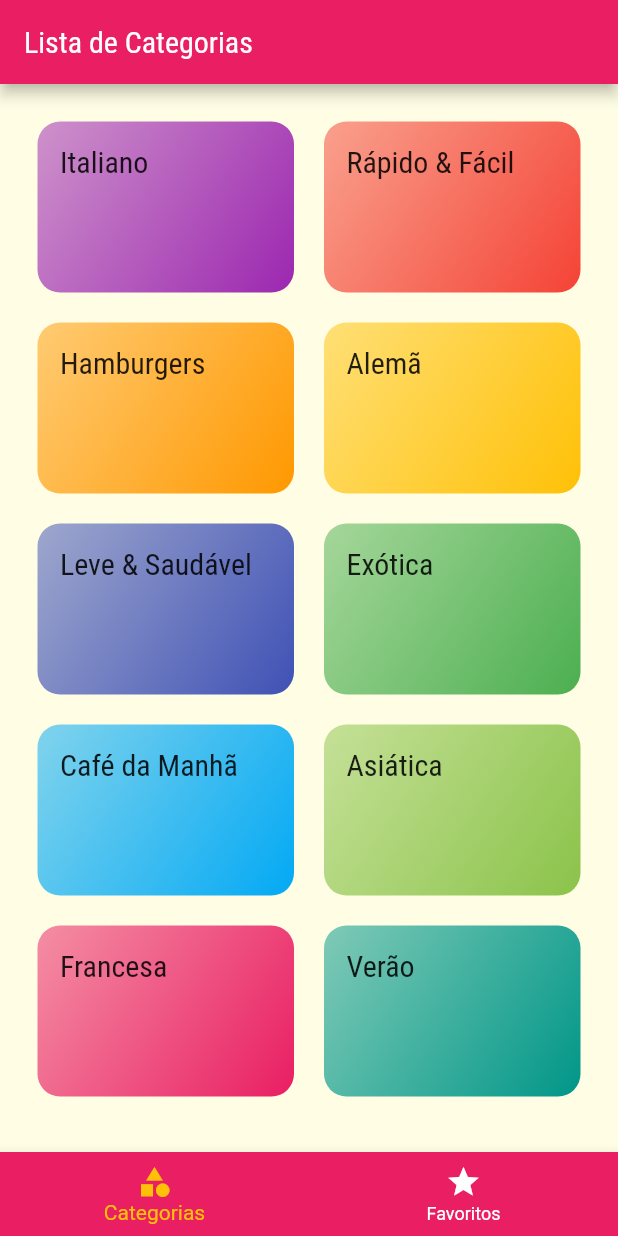
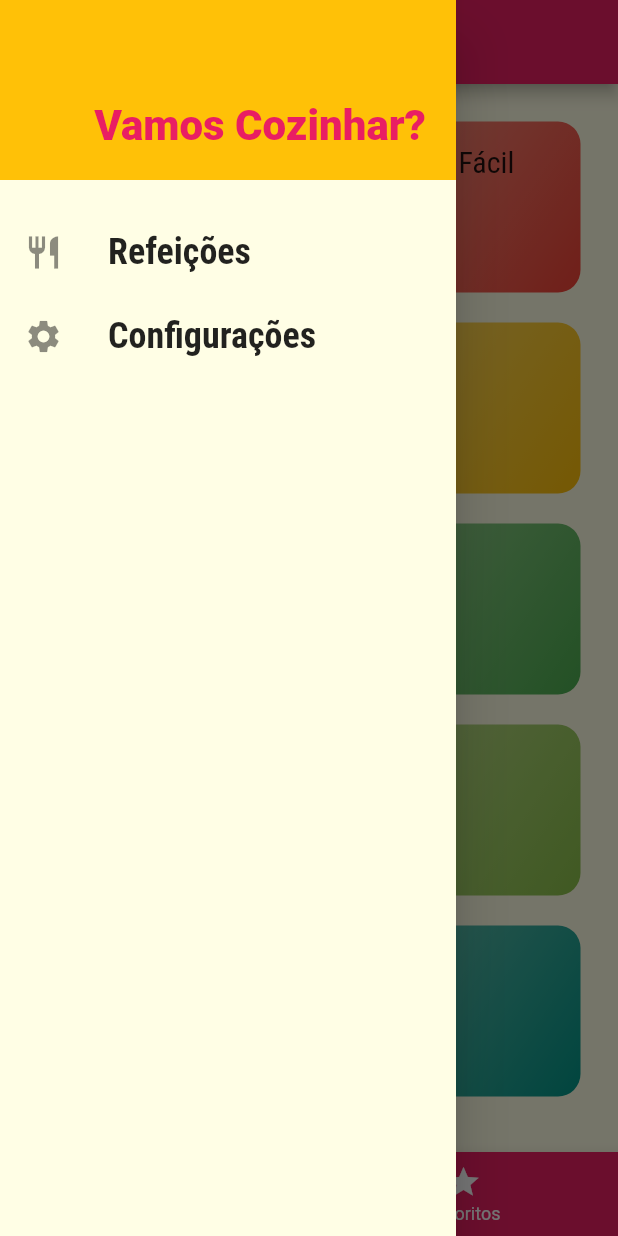
Before and after one commit to lucastome/meals, a Flutter app: the screen it shows after launch, with the side drawer open (before the commit the screen has no drawer), on a phone screen of 412 x 824 dp. Run offline on Flutter 3.47's test engine with Material 2 defaults, Android fonts, the phone set to English and light mode, and no system bars.

Commit message:
Creation of the menu drawer and settings screen

```diff
--- /dev/null
+++ b/lib/components/main_drawer.dart
@@ -0,0 +1,61 @@
+import 'package:flutter/material.dart';
+import 'package:meals/utils/app_routes.dart';
+
+class MainDrawer extends StatelessWidget {
+  const MainDrawer({super.key});
+
+  Widget _createItem(IconData icon, String label, Function() onTap) {
+    return ListTile(
+      leading: Icon(
+        icon,
+        size: 26,
+      ),
+      title: Text(
+        label,
+        style: const TextStyle(
+          fontFamily: 'RobotoCondensed',
+          fontSize: 24,
+          fontWeight: FontWeight.bold,
+        ),
+      ),
+      onTap: onTap,
+    );
+  }
+
+  @override
+  Widget build(BuildContext context) {
+    return Drawer(
+      child: Column(
+        children: [
+          Container(
+            height: 120,
+            width: double.infinity,
+            padding: const EdgeInsets.all(20),
+            color: Theme.of(context).colorScheme.secondary,
+            alignment: Alignment.bottomRight,
+            child: Text(
+              'Vamos Cozinhar?',
+              style: TextStyle(
+                fontWeight: FontWeight.w900,
+                fontSize: 28,
+                color: Theme.of(context).colorScheme.primary,
+              ),
+            ),
+          ),
+          const SizedBox(height: 20),
+          _createItem(
+            Icons.restaurant,
+            'Refeições',
+            () => Navigator.of(context).pushReplacementNamed(AppRoutes.HOME),
+          ),
+          _createItem(
+            Icons.settings,
+            'Configurações',
+            () =>
+                Navigator.of(context).pushReplacementNamed(AppRoutes.SETTINGS),
+          ),
+        ],
+      ),
+    );
+  }
+}
--- a/lib/main.dart
+++ b/lib/main.dart
@@ -1,9 +1,9 @@
 import 'package:flutter/material.dart';
 import 'package:meals/screens/categories_meals_screen.dart';
 import 'package:meals/screens/meal_detail_screen.dart';
+import 'package:meals/screens/settings_screen.dart';
 import 'package:meals/screens/tabs_screen.dart';
 import 'package:meals/utils/app_routes.dart';
-import 'screens/categories_screen.dart';
 
 void main() {
   runApp(const MyApp());
@@ -33,7 +33,8 @@ class MyApp extends StatelessWidget {
       routes: {
         AppRoutes.HOME: (ctx) => const TabsScreen(),
         AppRoutes.CATEGORIES_MEALS: (ctx) => const CategoriesMealsScreen(),
-        AppRoutes.MEAL_DETAIL: (ctx) => const MealDetailScreen()
+        AppRoutes.MEAL_DETAIL: (ctx) => const MealDetailScreen(),
+        AppRoutes.SETTINGS: (ctx) => const SettingsScreen()
       },
     );
   }
--- a/lib/screens/categories_meals_screen.dart
+++ b/lib/screens/categories_meals_screen.dart
@@ -1,7 +1,7 @@
 import 'package:flutter/material.dart';
 import 'package:meals/data/dummy_data.dart';
 import 'package:meals/models/category.dart';
-import 'package:meals/models/meal_item.dart';
+import 'package:meals/components/meal_item.dart';
 
 class CategoriesMealsScreen extends StatelessWidget {
   const CategoriesMealsScreen({super.key});
--- /dev/null
+++ b/lib/screens/settings_screen.dart
@@ -0,0 +1,15 @@
+import 'package:flutter/material.dart';
+import 'package:meals/components/main_drawer.dart';
+
+class SettingsScreen extends StatelessWidget {
+  const SettingsScreen({super.key});
+
+  @override
+  Widget build(BuildContext context) {
+    return Scaffold(
+      appBar: AppBar(title: const Text('Configurações')),
+      drawer: const MainDrawer(),
+      body: const Center(child: Text('Configurações')),
+    );
+  }
+}
--- a/lib/screens/tabs_screen.dart
+++ b/lib/screens/tabs_screen.dart
@@ -1,4 +1,5 @@
 import 'package:flutter/material.dart';
+import 'package:meals/components/main_drawer.dart';
 import 'package:meals/screens/categories_screen.dart';
 import 'package:meals/screens/favorite_screen.dart';
 
@@ -28,6 +29,7 @@ class _TabsScreenState extends State<TabsScreen> {
       appBar: AppBar(
         title: Text(_screens[_selectedScreenIndex]['title'] as String),
       ),
+      drawer: const MainDrawer(),
       body: _screens[_selectedScreenIndex]['screen'] as Widget,
       bottomNavigationBar: BottomNavigationBar(
         onTap: _selectScreen,
--- a/lib/utils/app_routes.dart
+++ b/lib/utils/app_routes.dart
@@ -2,4 +2,5 @@ class AppRoutes {
   static const HOME = '/';
   static const CATEGORIES_MEALS = '/categories-meals';
   static const MEAL_DETAIL = '/meal-detail';
+  static const SETTINGS = '/settings';
 }
```
Also changed, not shown: lib/components/meal_item.dart (renamed from lib/models/meal_item.dart).
